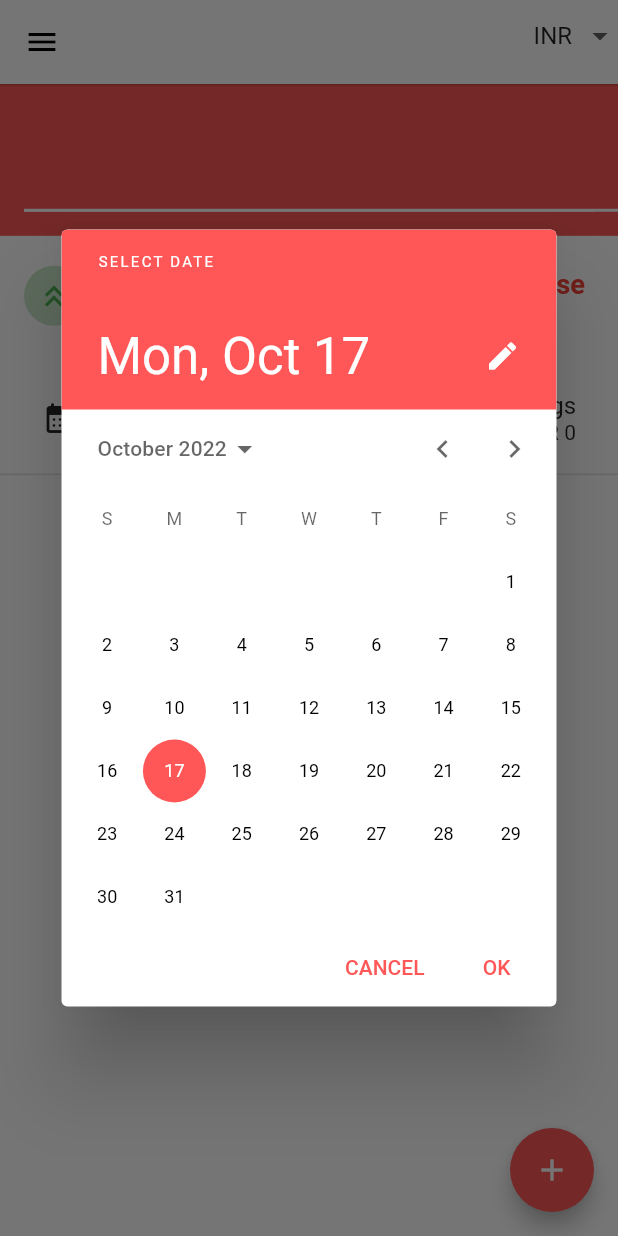
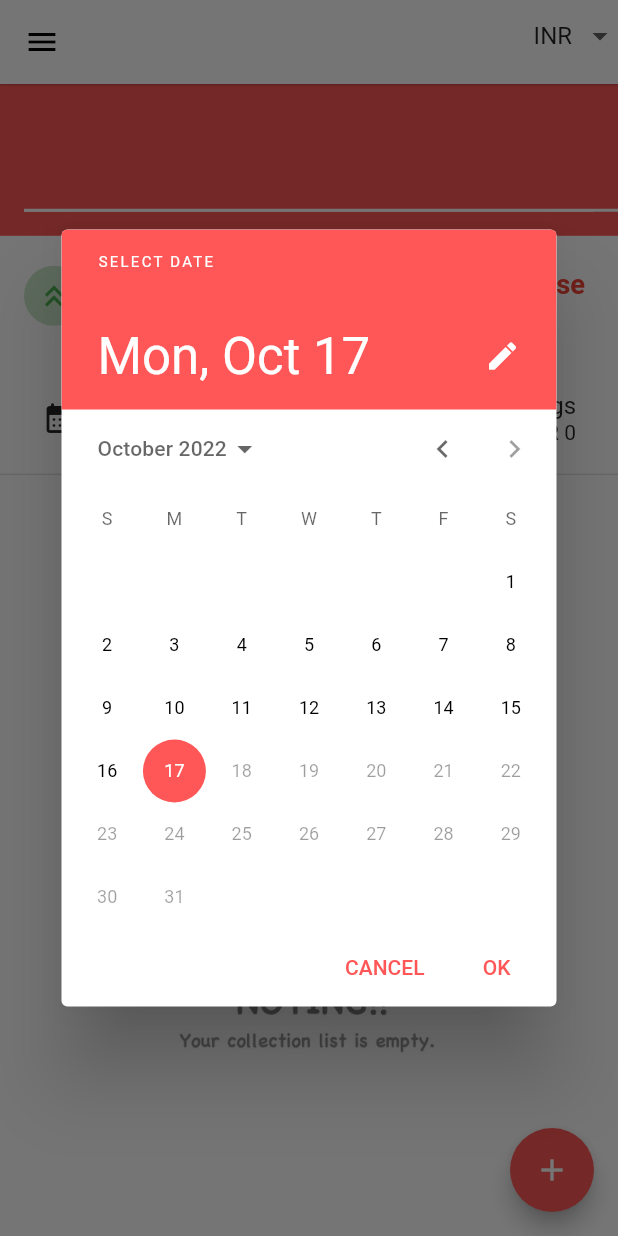
Before and after one commit to naikshrey2308/Personal-Expense-Tracker, a Flutter app: the HomePage screen opened by its route, scrolled down 146 dp, after a tap on the "calendar month" icon, on a phone screen of 412 x 824 dp. Run offline on Flutter 3.47's test engine with Material 2 defaults, Android fonts, the phone set to English and light mode, and no system bars; drawn by our look-alikes of fl_chart; our stand-ins replace cloud_firestore, firebase_auth, firebase_core, firebase_storage, image_picker; accounts and stored records are empty; project files that could hold a hidden picture were left out.

Commit message:
Final commit hehe

```diff
--- a/lib/pages/home_page.dart
+++ b/lib/pages/home_page.dart
@@ -61,18 +61,21 @@ class _HomePageState extends State<HomePage> {
     }
 
     // Graph initializer
-    var exps = await WeeklyExpensePlotter(user!.email, "${_dateTime.day}/${_dateTime.month}/${_dateTime.year}") as List;
+    var exps = await WeeklyExpensePlotter(user!.email,
+        "${_dateTime.day}/${_dateTime.month}/${_dateTime.year}") as List;
 
     plotters = [0.0, 0.0, 0.0, 0.0, 0.0, 0.0, 0.0, 0.0];
 
-    for(int i=0; i < exps.length; i++) {
+    for (int i = 0; i < exps.length; i++) {
       var format = DateFormat("dd/MM/yyyy");
-      var date1 = format.parse("${_dateTime.day}/${_dateTime.month}/${_dateTime.year}");
+      var date1 =
+          format.parse("${_dateTime.day}/${_dateTime.month}/${_dateTime.year}");
       var date2 = format.parse(exps[i]["currDate"]);
       int x = date1.difference(date2).inDays.abs();
 
-      plotters[7 - x - 1] += ((exps[i]["transactionType"] == "Income") ? int.parse(exps[i]["transactionAmount"]) : -1 * int.parse(exps[i]["transactionAmount"]));
-
+      plotters[7 - x - 1] += ((exps[i]["transactionType"] == "Income")
+          ? int.parse(exps[i]["transactionAmount"])
+          : -1 * int.parse(exps[i]["transactionAmount"]));
     }
   }
 
@@ -176,29 +179,6 @@ class _HomePageState extends State<HomePage> {
                                   )
                                 ]),
                           )),
-                      // Container(
-                      //   height: globals.deviceHeight(context) * 0.28,
-                      //   alignment: Alignment.center,
-                      //   child: Text(
-                      //     "You " +
-                      //         ((totalExpense - totalIncome >= 0)
-                      //             ? "Spent"
-                      //             : "Gained"),
-                      //     style: TextStyle(
-                      //       color: Colors.white,
-                      //     ),
-                      //     textScaleFactor: 2.5,
-                      //   ),
-                      // ),
-                      // Container(
-                      //   height: globals.deviceHeight(context) * 0.22,
-                      //   alignment: Alignment.bottomCenter,
-                      //   child: Text(
-                      //     "$selectedCurrency ${(totalExpense - totalIncome).abs()}",
-                      //     textScaleFactor: 2,
-                      //     style: TextStyle(color: Colors.grey[350]),
-                      //   ),
-                      // ),
                     ]),
                     SizedBox(
                       height: 20,
@@ -209,7 +189,6 @@ class _HomePageState extends State<HomePage> {
                         Padding(
                           padding: const EdgeInsets.fromLTRB(16, 0, 16, 0),
                           child: Row(
-                            // mainAxisAlignment: MainAxisAlignment.end,
                             children: [
                               CircleAvatar(
                                 backgroundColor: Colors.green[100],
@@ -254,7 +233,8 @@ class _HomePageState extends State<HomePage> {
                                 ),
                               ),
                               Padding(
-                                padding: const EdgeInsets.fromLTRB(12, 0, 12, 0),
+                                padding:
+                                    const EdgeInsets.fromLTRB(12, 0, 12, 0),
                                 child: Container(
                                   child: Column(
                                     crossAxisAlignment:
@@ -318,7 +298,8 @@ class _HomePageState extends State<HomePage> {
                                       fontSize: 16,
                                     ),
                                   ),
-                                  Text("${selectedCurrency} ${(totalExpense - totalIncome).abs()}")
+                                  Text(
+                                      "${selectedCurrency} ${(totalExpense - totalIncome).abs()}")
                                 ],
                               ),
                             ),
@@ -332,7 +313,8 @@ class _HomePageState extends State<HomePage> {
                       height: 500,
                       padding: EdgeInsets.fromLTRB(16, 48, 16, 0),
                       width: globals.deviceWidth(context),
-                      child: ListView.builder(
+                      child: expenses.length > 0
+                          ? ListView.builder(
                               itemCount: expenses.length,
                               itemBuilder: (context, index) {
                                 return Padding(
@@ -340,10 +322,11 @@ class _HomePageState extends State<HomePage> {
                                   child: Container(
                                     padding: EdgeInsets.all(4.0),
                                     decoration: BoxDecoration(
-                                border:
-                                    Border.all(width: 0.2, color: Colors.grey),
+                                      border: Border.all(
+                                          width: 0.2, color: Colors.grey),
                                       borderRadius: BorderRadius.circular(15),
-                                color: (expenses[index]["transactionType"] ==
+                                      color: (expenses[index]
+                                                  ["transactionType"] ==
                                               "Income")
                                           ? Colors.green[50]
                                           : Colors.red[50],
@@ -356,8 +339,8 @@ class _HomePageState extends State<HomePage> {
                                               child: Icon(
                                                 categories[expenses[index]
                                                     ["category"]],
-                                          color: (expenses[index]
-                                                      ["transactionType"] ==
+                                                color: (expenses[index][
+                                                            "transactionType"] ==
                                                         "Income")
                                                     ? Colors.green
                                                     : Colors.red,
@@ -365,13 +348,16 @@ class _HomePageState extends State<HomePage> {
                                           title: Text(
                                             expenses[index]["transactionName"],
                                           ),
-                                    subtitle: Text(expenses[index]["category"]),
+                                          subtitle:
+                                              Text(expenses[index]["category"]),
                                           trailing: Text(
-                                      ((expenses[index]["transactionType"] ==
+                                            ((expenses[index][
+                                                            "transactionType"] ==
                                                         "Income")
                                                     ? "+ "
                                                     : "- ") +
-                                          expenses[index]["transactionAmount"],
+                                                expenses[index]
+                                                    ["transactionAmount"],
                                             style: TextStyle(
                                               color: (expenses[index]
                                                           ["transactionType"] ==
@@ -383,7 +369,8 @@ class _HomePageState extends State<HomePage> {
                                         ),
                                         Container(
                                           height: 40,
-                                    padding: EdgeInsets.fromLTRB(8, 0, 8, 0),
+                                          padding:
+                                              EdgeInsets.fromLTRB(8, 0, 8, 0),
                                           alignment: Alignment.center,
                                           width: globals.deviceWidth(context),
                                           decoration: BoxDecoration(
@@ -420,6 +407,14 @@ class _HomePageState extends State<HomePage> {
                                   ),
                                 );
                               },
+                            )
+                          : Container(
+                              decoration: BoxDecoration(
+                                image: DecorationImage(
+                                  image: AssetImage(
+                                      'assets/images/intros/noItem.jpg'),
+                                ),
+                              ),
                             ),
                     )
                   ]),
@@ -430,7 +425,6 @@ class _HomePageState extends State<HomePage> {
               onPressed: () {
                 Navigator.of(context).pushNamed("/addExpense");
               },
-
               child: Icon(Icons.add),
             ),
             floatingActionButtonLocation: FloatingActionButtonLocation.endFloat,
@@ -451,7 +445,7 @@ class _HomePageState extends State<HomePage> {
             context: context,
             initialDate: DateTime.now(),
             firstDate: DateTime(2000),
-            lastDate: DateTime(2030))
+            lastDate: DateTime.now())
         .then((value) {
       setState(() {
         _dateTime = value!;
```
Also changed, not shown: assets/images/intros/noItem.jpg (added), pubspec.lock. Lines whose indentation alone changed are shown as unchanged.
